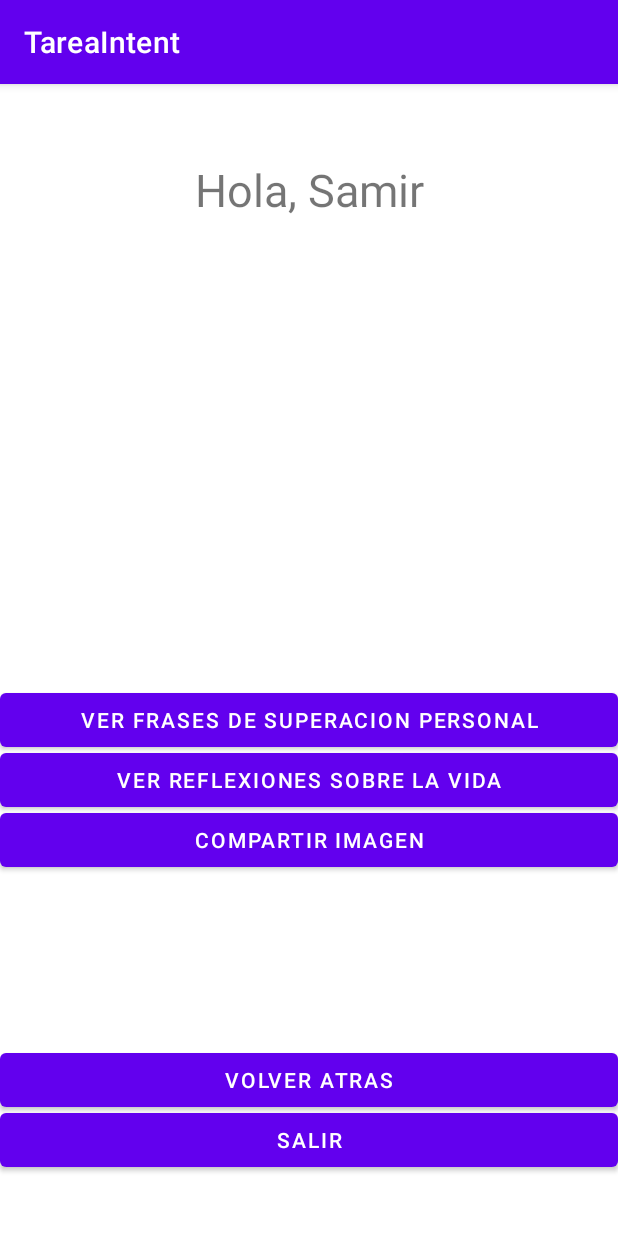
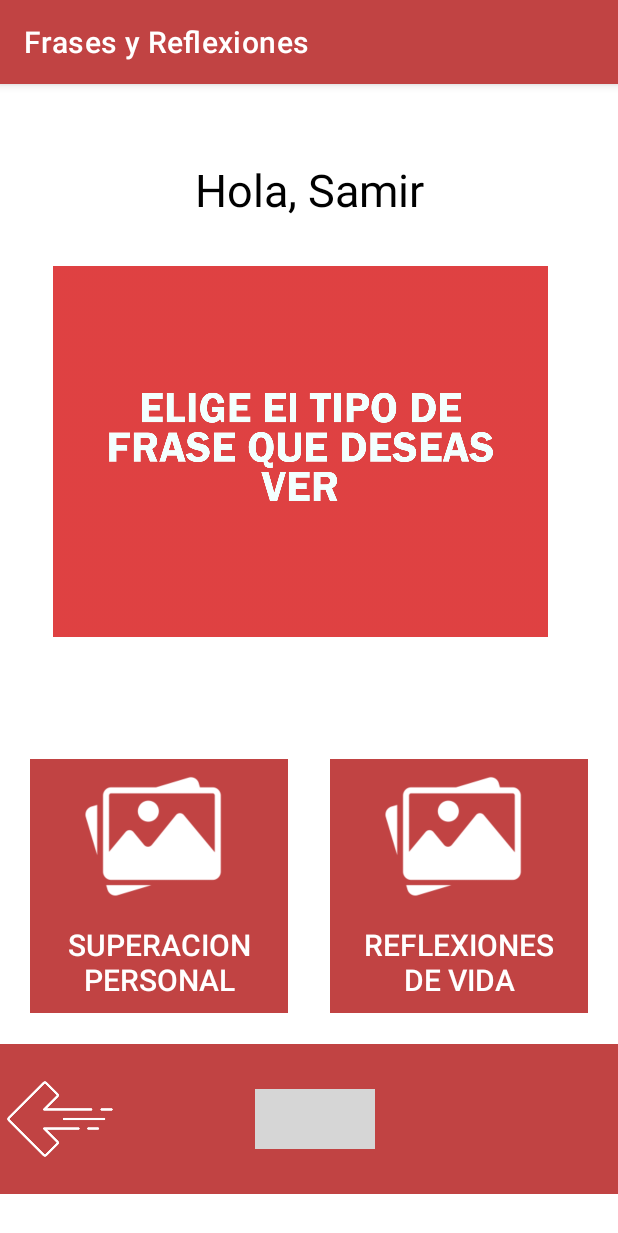
Before and after one commit to samilr/ImageGeneratorAndroid, an Android app: the screen it shows after launch (Images), on a phone screen of 412 x 824 dp. Shown: the top 1233 px of the screen. Run offline under Robolectric (Android 15) with nearby library versions, the light colour scheme and no system bars; 2 statements that could not run were skipped; grey boxes are pictures that could not be loaded.

Commit message:
-New Interface

```diff
--- a/app/src/main/java/com/example/tareaintent/Images.java
+++ b/app/src/main/java/com/example/tareaintent/Images.java
@@ -9,19 +9,21 @@ import android.os.Bundle;
 import android.provider.MediaStore;
 import android.view.View;
 import android.widget.Button;
+import android.widget.FrameLayout;
+import android.widget.ImageButton;
 import android.widget.ImageView;
 import android.widget.TextView;
-
 import androidx.appcompat.app.AlertDialog;
 import androidx.appcompat.app.AppCompatActivity;
-
 import java.io.ByteArrayOutputStream;
 import java.util.Random;
 
 public class Images extends AppCompatActivity {
-    Button btnGoBack, btnExitApp, btnShowReflexion, btnShowPersonalSuperation;
+    Button btnShowReflexion, btnShowPersonalSuperation;
+    ImageView imgBack, imgExit;
     TextView tvName;
-    ImageView imgV;
+    ImageView imgV, imgShare;
+    FrameLayout flSuperacion, flPhrases;
     String gender;
     int[] menPhrases, womenPhrases, menRefletion, womenRefletion;
     int imgSelected;
@@ -32,12 +34,10 @@ public class Images extends AppCompatActivity {
         super.onCreate(savedInstanceState);
         setContentView(R.layout.activity_images);
         component();
+        getInfoFromUserInfo();
+        imgShare.setVisibility(View.INVISIBLE);
+        imgV.setImageResource(R.drawable.predeterminada);
 
-        Bundle getName = getIntent().getExtras();
-        tvName.setText("Hola, "+ getName.getString("nombre"));
-
-        Bundle getGender = getIntent().getExtras();
-        gender = getGender.getString("gender");
         menPhrases = new int[]{R.drawable.sh1, R.drawable.sh2, R.drawable.sh3, R.drawable.sh4, R.drawable.sh5, R.drawable.sh6, R.drawable.sh7, R.drawable.sh8, R.drawable.sh9, R.drawable.sh10};
         womenPhrases = new int[]{R.drawable.s1, R.drawable.s2, R.drawable.s3, R.drawable.s4, R.drawable.s5, R.drawable.s6, R.drawable.s7, R.drawable.s8, R.drawable.s9, R.drawable.s10};
         menRefletion = new int[]{R.drawable.rh1, R.drawable.rh2, R.drawable.rh3, R.drawable.rh4,R.drawable.rh5,R.drawable.rh6, R.drawable.rh7,R.drawable.rh8,R.drawable.rh9, R.drawable.rh10};
@@ -46,19 +46,30 @@ public class Images extends AppCompatActivity {
 
     public void component(){
         tvName = findViewById(R.id.tvName);
-        btnShowPersonalSuperation = findViewById(R.id.btnShowPersonalPhrases);
-        btnShowReflexion = findViewById(R.id.btnShowPhrases);
-        btnGoBack = findViewById(R.id.btnGoBackToInfo);
-        btnExitApp = findViewById(R.id.btnExitAppFromImg);
         imgV = findViewById(R.id.imgIMG);
+        imgBack = findViewById(R.id.imgBack);
+        imgExit = findViewById(R.id.imgExitApp);
+
+        imgShare = findViewById(R.id.imgShare);
+        flSuperacion = findViewById(R.id.flSuperacion);
+        flPhrases = findViewById(R.id.flPhrases);
     }
+
+    public void getInfoFromUserInfo(){
+        Bundle getName = getIntent().getExtras();
+        tvName.setText("Hola, "+ getName.getString("nombre"));
+
+        Bundle getGender = getIntent().getExtras();
+        gender = getGender.getString("gender");
+    }
+
     public void shareImages(View view) {
         Bitmap b = BitmapFactory.decodeResource(getResources(),imgSelected);
         Intent share = new Intent(Intent.ACTION_SEND);
         share.setType("image/jpeg");
         ByteArrayOutputStream bytes = new ByteArrayOutputStream();
         b.compress(Bitmap.CompressFormat.JPEG, 100, bytes);
-        String path = MediaStore.Images.Media.insertImage(getContentResolver(), b, "Title", null);
+        String path = MediaStore.Images.Media.insertImage(getContentResolver(), b, "Frases para tu vida   ", null);
         Uri imageUri =  Uri.parse(path);
         share.putExtra(Intent.EXTRA_STREAM, imageUri);
         startActivity(Intent.createChooser(share, "Select"));
@@ -67,6 +78,38 @@ public class Images extends AppCompatActivity {
     public void goToInfoActivityFromImg(View view) {
         Intent intent = new Intent(this, UserInfo.class);
         startActivity(intent);
+    }
+
+    public void ShowPersonalPhrases(View view){
+        imgShare.setVisibility(View.VISIBLE);
+        switch (gender) {
+            case "Hombre":
+                imgSelected = menPhrases[rand.nextInt(menPhrases.length)];
+                imgV.setImageResource(imgSelected);
+                break;
+            case "Mujer":
+                imgSelected = womenPhrases[rand.nextInt(womenPhrases.length)];
+                imgV.setImageResource(imgSelected);
+                break;
+            default:
+                imgV.setImageResource(R.drawable.sh1);
+        }
+    }
+
+    public void ShowLifeReflection(View view){
+        imgShare.setVisibility(View.VISIBLE);
+        switch (gender) {
+            case "Hombre":
+                imgSelected = menRefletion[rand.nextInt(menRefletion.length)];
+                imgV.setImageResource(imgSelected);
+                break;
+            case "Mujer":
+                imgSelected = womenRefletion[rand.nextInt(womenRefletion.length)];
+                imgV.setImageResource(imgSelected);
+                break;
+            default:
+                imgV.setImageResource(R.drawable.sh1);
+        }
     }
 
     public void ExitAppFromUserImg(View view) {        final  AlertDialog.Builder builder = new AlertDialog.Builder(this);
@@ -84,34 +127,4 @@ public class Images extends AppCompatActivity {
         builder.create();
         builder.show();
     }
-
-    public void ShowPersonalPhrases(View view){
-        switch (gender) {
-            case "Hombre":
-                imgSelected = menPhrases[rand.nextInt(menPhrases.length)];
-                imgV.setImageResource(imgSelected);
-                break;
-            case "Mujer":
-                imgSelected = womenPhrases[rand.nextInt(womenPhrases.length)];
-                imgV.setImageResource(imgSelected);
-                break;
-            default:
-                imgV.setImageResource(R.drawable.sh1);
-        }
-    }
-
-    public void ShowLifeRefletion(View view){
-        switch (gender) {
-            case "Hombre":
-                imgSelected = menRefletion[rand.nextInt(menRefletion.length)];
-                imgV.setImageResource(imgSelected);
-                break;
-            case "Mujer":
-                imgSelected = womenRefletion[rand.nextInt(womenRefletion.length)];
-                imgV.setImageResource(imgSelected);
-                break;
-            default:
-                imgV.setImageResource(R.drawable.sh1);
-        }
-    }
 }
--- a/app/src/main/res/layout/activity_images.xml
+++ b/app/src/main/res/layout/activity_images.xml
@@ -5,54 +5,65 @@
     android:layout_width="match_parent"
     android:layout_height="match_parent">
 
-    <Button
-        android:id="@+id/btnShowPersonalPhrases"
-        android:layout_marginTop="400dp"
-        android:layout_width="match_parent"
-        android:layout_height="wrap_content"
-        android:onClick="ShowPersonalPhrases"
-        android:text="Ver Frases de Superacion Personal"
-        tools:layout_editor_absoluteX="151dp"
-        tools:layout_editor_absoluteY="212dp" />
-    <Button
-        android:id="@+id/btnShowPhrases"
-        android:layout_marginTop="440dp"
-        android:layout_width="match_parent"
-        android:layout_height="wrap_content"
-        android:onClick="ShowLifeRefletion"
-        android:text="Ver Reflexiones sobre la vida"
-        tools:layout_editor_absoluteX="151dp"
-        tools:layout_editor_absoluteY="212dp" />
+    <FrameLayout
+        android:id="@+id/flSuperacion"
+        android:layout_width="172dp"
+        android:layout_height="169dp"
+        android:layout_marginTop="450dp"
+        android:background="@color/red"
+        android:layout_marginLeft="20dp"
+        android:onClick="ShowPersonalPhrases">
 
-    <Button
-        android:id="@+id/btnShowPhrases2"
-        android:layout_width="match_parent"
-        android:layout_height="wrap_content"
-        android:layout_marginTop="480dp"
-        android:onClick="shareImages"
-        android:text="Compartir Imagen"
-        tools:layout_editor_absoluteX="151dp"
-        tools:layout_editor_absoluteY="212dp" />
+        <TextView
+            android:layout_width="match_parent"
+            android:layout_marginTop="110dp"
+            android:layout_height="50dp"
+            android:fontFamily="sans-serif-medium"
+            android:text="SUPERACION PERSONAL"
+            android:textAlignment="center"
+            android:textColor="@color/white"
+            android:textSize="20dp">
+        </TextView>
 
-    <Button
-        android:id="@+id/btnGoBackToInfo"
-        android:layout_width="match_parent"
-        android:layout_height="wrap_content"
-        android:layout_marginTop="640dp"
-        android:onClick="goToInfoActivityFromImg"
-        android:text="Volver atras"
-        tools:layout_editor_absoluteX="151dp"
-        tools:layout_editor_absoluteY="212dp" />
+        <ImageView
+            android:id="@+id/imageView3"
+            android:layout_width="100dp"
+            android:layout_height="100dp"
+            android:layout_marginLeft="32dp"
+            app:srcCompat="@drawable/gallery" />
+    </FrameLayout>
 
-    <Button
-        android:id="@+id/btnExitAppFromImg"
-        android:layout_width="match_parent"
-        android:layout_height="wrap_content"
-        android:layout_marginTop="680dp"
-        android:onClick="ExitAppFromUserImg"
-        android:text="Salir"
-        tools:layout_editor_absoluteX="151dp"
-        tools:layout_editor_absoluteY="212dp" />
+    <FrameLayout
+        android:id="@+id/flPhrases"
+        android:layout_width="172dp"
+        android:layout_height="169dp"
+        android:layout_marginTop="450dp"
+        android:background="@color/red"
+        android:layout_marginLeft="220dp"
+        android:onClick="ShowLifeReflection">
+
+        <TextView
+            android:layout_width="match_parent"
+            android:layout_marginTop="110dp"
+            android:layout_height="50dp"
+            android:fontFamily="sans-serif-medium"
+            android:text="REFLEXIONES
+             DE VIDA"
+            android:textAlignment="center"
+            android:textColor="@color/white"
+            android:textSize="20dp">
+        </TextView>
+
+        <ImageView
+            android:id="@+id/imageView4"
+            android:layout_width="100dp"
+            android:layout_height="100dp"
+            android:layout_marginLeft="32dp"
+            app:srcCompat="@drawable/gallery" />
+    </FrameLayout>
+
+
+
 
     <TextView
         android:id="@+id/tvName"
@@ -60,12 +71,10 @@
         android:layout_height="wrap_content"
         android:layout_marginTop="50dp"
         android:text="Hola, Samir"
+        android:textColor="@color/black"
         android:textAlignment="center"
         android:textSize="30dp" />
 
-    <RadioGroup
-        android:layout_width="wrap_content"
-        android:layout_height="wrap_content" />
 
     <ImageView
         android:id="@+id/imgIMG"
@@ -75,4 +84,39 @@
         android:layout_marginLeft="35dp"
         tools:srcCompat="@tools:sample/avatars" />
 
+    <FrameLayout
+        android:layout_width="match_parent"
+        android:layout_height="100dp"
+        android:layout_marginTop="640dp"
+        android:background="@color/red">
+
+        <ImageView
+            android:id="@+id/imgBack"
+            android:layout_width="80dp"
+            android:layout_height="wrap_content"
+            android:layout_weight="1"
+            android:onClick="goToInfoActivityFromImg"
+            app:srcCompat="@drawable/left" />
+
+        <ImageView
+            android:id="@+id/imgExitApp"
+            android:layout_width="80dp"
+            android:layout_height="40dp"
+            android:layout_marginLeft="170dp"
+            android:layout_marginTop="30dp"
+            android:layout_weight="1"
+            android:onClick="ExitAppFromUserImg"
+            app:srcCompat="@drawable/x" />
+
+    </FrameLayout>
+
+    <ImageView
+        android:id="@+id/imgShare"
+        android:layout_width="50dp"
+        android:layout_height="40dp"
+        android:layout_marginTop="384dp"
+        android:layout_marginLeft="175dp"
+        android:onClick="shareImages"
+        app:srcCompat="@drawable/sharebutton" />
+
 </FrameLayout>
--- a/app/src/main/res/values-night/themes.xml
+++ b/app/src/main/res/values-night/themes.xml
@@ -2,13 +2,14 @@
     <!-- Base application theme. -->
     <style name="Theme.TareaIntent" parent="Theme.MaterialComponents.DayNight.DarkActionBar">
         <!-- Primary brand color. -->
-        <item name="colorPrimary">@color/purple_200</item>
-        <item name="colorPrimaryVariant">@color/purple_700</item>
+        <item name="colorPrimary">@color/red</item>
+        <item name="colorPrimaryVariant">@color/red</item>
         <item name="colorOnPrimary">@color/black</item>
         <!-- Secondary brand color. -->
         <item name="colorSecondary">@color/teal_200</item>
         <item name="colorSecondaryVariant">@color/teal_200</item>
         <item name="colorOnSecondary">@color/black</item>
+
         <!-- Status bar color. -->
         <item name="android:statusBarColor" tools:targetApi="l">?attr/colorPrimaryVariant</item>
         <!-- Customize your theme here. -->
--- a/app/src/main/res/values/colors.xml
+++ b/app/src/main/res/values/colors.xml
@@ -7,4 +7,5 @@
     <color name="teal_700">#FF018786</color>
     <color name="black">#FF000000</color>
     <color name="white">#FFFFFFFF</color>
+    <color name="red">#c14343</color>
 </resources>
--- a/app/src/main/res/values/strings.xml
+++ b/app/src/main/res/values/strings.xml
@@ -1,3 +1,3 @@
 <resources>
-    <string name="app_name">TareaIntent</string>
+    <string name="app_name">Frases y Reflexiones</string>
 </resources>
--- a/app/src/main/res/values/themes.xml
+++ b/app/src/main/res/values/themes.xml
@@ -2,8 +2,8 @@
     <!-- Base application theme. -->
     <style name="Theme.TareaIntent" parent="Theme.MaterialComponents.DayNight.DarkActionBar">
         <!-- Primary brand color. -->
-        <item name="colorPrimary">@color/purple_500</item>
-        <item name="colorPrimaryVariant">@color/purple_700</item>
+        <item name="colorPrimary">@color/red</item>
+        <item name="colorPrimaryVariant">@color/red</item>
         <item name="colorOnPrimary">@color/white</item>
         <!-- Secondary brand color. -->
         <item name="colorSecondary">@color/teal_200</item>
```
Also changed, not shown: app/src/main/java/com/example/tareaintent/MainActivity.java (+4 -5 lines), app/src/main/java/com/example/tareaintent/UserInfo.java (+5 -3 lines), app/src/main/res/layout/activity_main.xml (+42 -16 lines), app/src/main/res/layout/activity_user_info.xml (+82 -32 lines), app/src/main/res/drawable/frase.png (added), app/src/main/res/drawable/gallery.png (added), app/src/main/res/drawable/left.png (added), app/src/main/res/drawable/menwomen.png (added), app/src/main/res/drawable/predeterminada.jpg (added), app/src/main/res/drawable/right.png (added), app/src/main/res/drawable/sharebutton.png (added).
